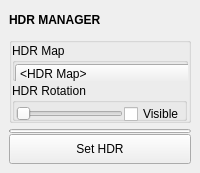
m3trik/mayatk, file mayatk/mat_utils/hdr_manager.ui: the form before one commit.
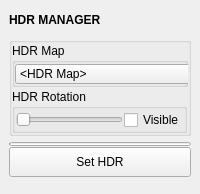
The form after the commit. Custom widgets are drawn as their Qt base class.

What changed in the file:
```diff
--- a/mayatk/mat_utils/hdr_manager.ui
+++ b/mayatk/mat_utils/hdr_manager.ui
@@ -10,7 +10,7 @@
     <x>0</x>
     <y>0</y>
     <width>200</width>
-    <height>173</height>
+    <height>194</height>
    </rect>
   </property>
   <property name="tabShape">
@@ -312,6 +312,19 @@
         </item>
        </layout>
       </item>
+      <item>
+       <spacer name="verticalSpacer">
+        <property name="orientation">
+         <enum>Qt::Vertical</enum>
+        </property>
+        <property name="sizeHint" stdset="0">
+         <size>
+          <width>0</width>
+          <height>10</height>
+         </size>
+        </property>
+       </spacer>
+      </item>
      </layout>
     </item>
    </layout>
```
